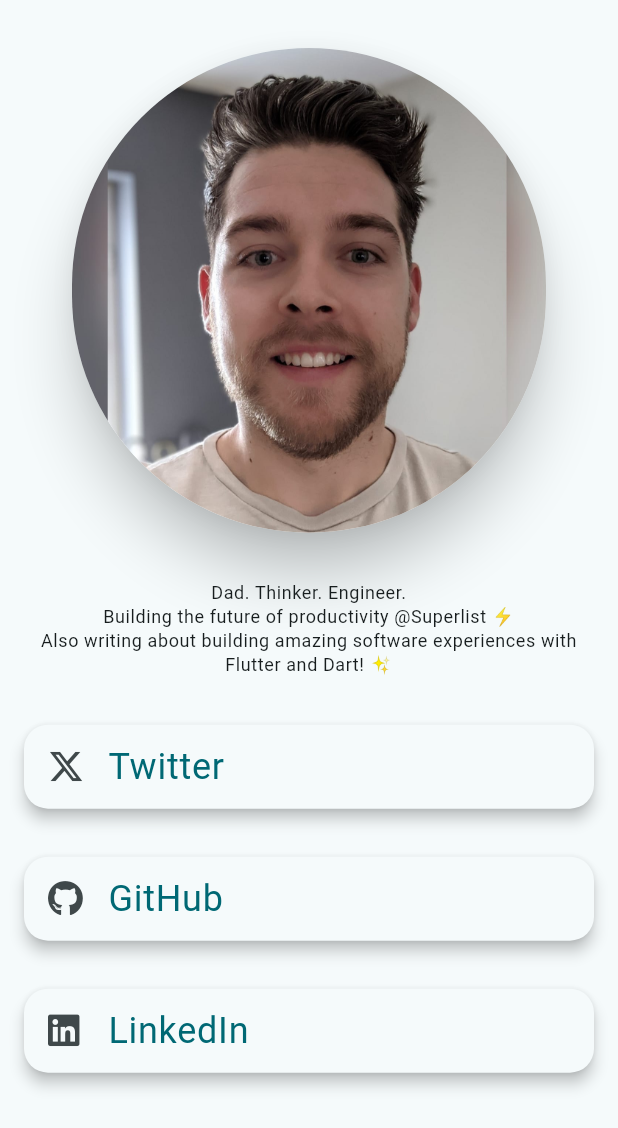
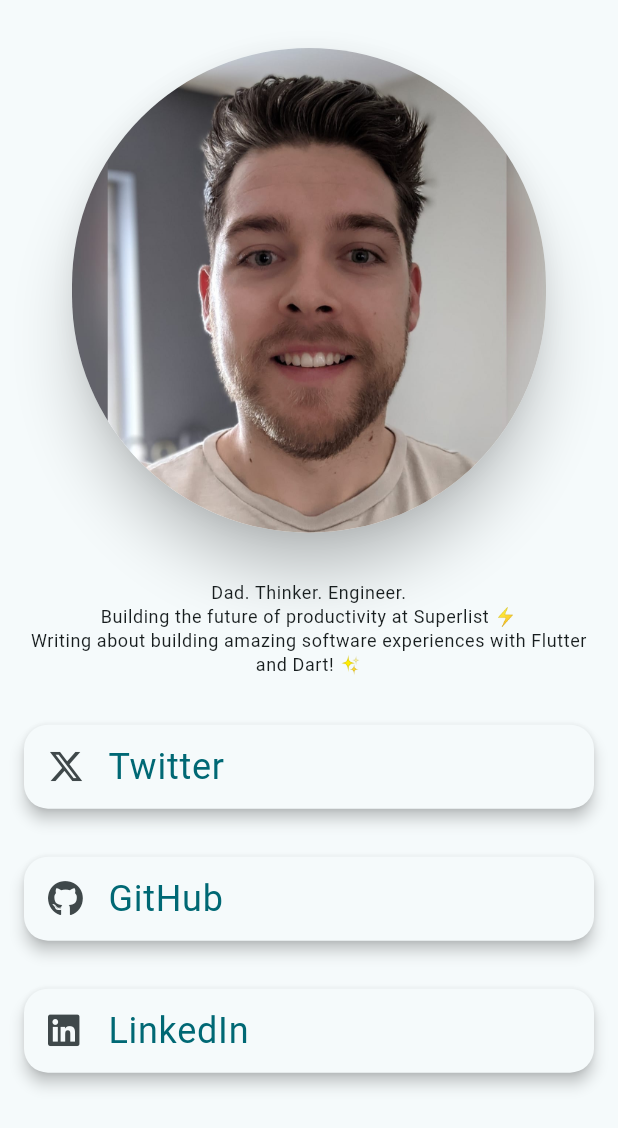
Before and after one commit to CillianMyles/cillianmyles.com, a Flutter app: the screen it shows after launch, on a phone screen of 412 x 824 dp. Shown: the top 1128 px of the screen. Run offline on Flutter 3.47's test engine with Material 3 defaults, Android fonts, the phone set to English and light mode, and no system bars; our stand-ins replace font_awesome_flutter.

Commit message:
chore: improve bio

```diff
--- a/lib/main.dart
+++ b/lib/main.dart
@@ -69,8 +69,8 @@ class _Page extends StatelessWidget {
                   ),
                   Text(
                     'Dad. Thinker. Engineer. \n'
-                    'Building the future of productivity @Superlist ⚡️ \n'
-                    'Also writing about building amazing software experiences with Flutter and Dart! ✨',
+                    'Building the future of productivity at Superlist ⚡️ \n'
+                    'Writing about building amazing software experiences with Flutter and Dart! ✨',
                     style: Theme.of(context).textTheme.bodySmall,
                     textAlign: TextAlign.center,
                   ),
```
